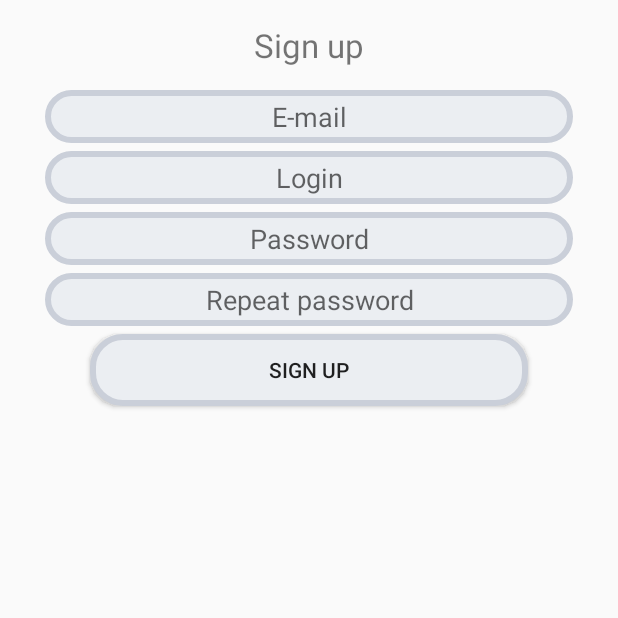
After one commit to Hortmagen21/Flex, an Android app: the Registration screen opened directly, with no data from a screen before it, on a phone screen of 412 x 824 dp, the top half of it. The commit adds this screen. Run offline under Robolectric (Android 15) with nearby library versions, the phone set to English and light mode, and no system bars.

Commit message:
Added Sign in and Sign up activities

```diff
--- a/app/src/main/AndroidManifest.xml
+++ b/app/src/main/AndroidManifest.xml
@@ -17,6 +17,8 @@
                 <category android:name="android.intent.category.LAUNCHER" />
             </intent-filter>
         </activity>
+        <activity android:name=".Registration"/>
+        <activity android:name=".SignIn"/>
     </application>
 
 </manifest>
--- a/app/src/main/java/com/example/flex/MainActivity.kt
+++ b/app/src/main/java/com/example/flex/MainActivity.kt
@@ -28,8 +28,7 @@ class MainActivity : AppCompatActivity() {
                 R.id.action_tv -> selectedFragment = TvFragment()
                 else->selectedFragment=HomeFragment()
             }
-            supportFragmentManager.beginTransaction()
-                .replace(R.id.frame_container, selectedFragment).commit()
+            supportFragmentManager.beginTransaction().replace(R.id.frame_container, selectedFragment).commit()
             true
         }
     }
--- /dev/null
+++ b/app/src/main/java/com/example/flex/Registration.kt
@@ -0,0 +1,22 @@
+package com.example.flex
+
+import android.os.Bundle
+import android.widget.Button
+import androidx.appcompat.app.AppCompatActivity
+
+class Registration : AppCompatActivity() {
+    override fun onCreate(savedInstanceState: Bundle?) {
+        super.onCreate(savedInstanceState)
+        setContentView(R.layout.registration_activity)
+        setActionListener()
+    }
+    fun setActionListener(){
+        var signUp=findViewById<Button>(R.id.sign_up_button)
+        signUp.setOnClickListener{
+            if(signUp.text=="Sign up")
+                signUp.text= 1.toString()
+            else
+                signUp.text=(signUp.text.toString().toInt()+1).toString()
+        }
+    }
+}
--- /dev/null
+++ b/app/src/main/res/drawable/registration_fields.xml
@@ -0,0 +1,24 @@
+<?xml version="1.0" encoding="utf-8"?>
+<selector xmlns:android="http://schemas.android.com/apk/res/android">
+<item android:state_pressed="true">
+    <shape android:shape="rectangle">
+        <corners android:radius="20dp"/>
+        <stroke android:width="4dp" android:color="@color/colorFieldEdges"/>
+        <solid android:color="@color/colorField"/>
+    </shape>
+</item>
+    <item android:state_pressed="false">
+        <shape android:shape="rectangle">
+            <corners android:radius="20dp"/>
+            <stroke android:width="4dp" android:color="@color/colorFieldEdges"/>
+            <solid android:color="@color/colorField"/>
+        </shape>
+    </item>
+    <item>
+        <shape android:shape="rectangle">
+            <corners android:radius="20dp"/>
+            <stroke android:width="4dp" android:color="@color/colorFieldEdges"/>
+            <solid android:color="@color/colorField"/>
+        </shape>
+    </item>
+</selector>
--- /dev/null
+++ b/app/src/main/res/layout/registration_activity.xml
@@ -0,0 +1,85 @@
+<?xml version="1.0" encoding="utf-8"?>
+<LinearLayout xmlns:android="http://schemas.android.com/apk/res/android"
+    xmlns:app="http://schemas.android.com/apk/res-auto"
+    android:layout_width="match_parent"
+    android:layout_height="match_parent"
+    android:orientation="vertical">
+
+    <TextView
+        android:id="@+id/registration_text"
+        android:layout_width="match_parent"
+        android:layout_height="wrap_content"
+        android:layout_marginLeft="30dp"
+        android:layout_marginRight="30dp"
+        android:layout_marginTop="15dp"
+        android:layout_marginBottom="15dp"
+        android:gravity="center"
+        android:text="@string/sign_up"
+        android:textSize="22sp" />
+
+    <EditText
+        android:id="@+id/email"
+        android:layout_width="match_parent"
+        android:layout_height="wrap_content"
+        android:layout_marginLeft="30dp"
+        android:layout_marginRight="30dp"
+        android:layout_marginBottom="5dp"
+        android:ems="10"
+        android:gravity="center"
+        android:hint="@string/email"
+        android:inputType="textEmailAddress"
+        android:padding="5dp"
+        android:background="@drawable/registration_fields"/>
+
+    <EditText
+        android:id="@+id/login"
+        android:layout_width="match_parent"
+        android:layout_height="wrap_content"
+        android:layout_marginLeft="30dp"
+        android:layout_marginRight="30dp"
+        android:layout_marginBottom="5dp"
+        android:ems="10"
+        android:gravity="center"
+        android:hint="@string/login"
+        android:inputType="textPersonName"
+        android:padding="5dp"
+        android:background="@drawable/registration_fields"/>
+
+    <EditText
+        android:id="@+id/password"
+        android:layout_width="match_parent"
+        android:layout_height="wrap_content"
+        android:layout_marginLeft="30dp"
+        android:layout_marginRight="30dp"
+        android:layout_marginBottom="5dp"
+        android:ems="10"
+        android:gravity="center"
+        android:hint="@string/password"
+        android:inputType="textPassword"
+        android:padding="5dp"
+        android:background="@drawable/registration_fields"/>
+
+    <EditText
+        android:id="@+id/repeat_password"
+        android:layout_width="match_parent"
+        android:layout_height="wrap_content"
+        android:layout_marginLeft="30dp"
+        android:layout_marginRight="30dp"
+        android:layout_marginBottom="5dp"
+        android:ems="10"
+        android:gravity="center"
+        android:hint="@string/repeat_password"
+        android:inputType="textPassword"
+        android:padding="5dp"
+        android:background="@drawable/registration_fields"/>
+
+    <Button
+        android:id="@+id/sign_up_button"
+        android:layout_width="match_parent"
+        android:layout_height="wrap_content"
+        android:layout_marginLeft="60dp"
+        android:layout_marginRight="60dp"
+        android:layout_marginBottom="5dp"
+        android:background="@drawable/registration_fields"
+        android:text="@string/sign_up" />
+</LinearLayout>
--- a/app/src/main/res/values/colors.xml
+++ b/app/src/main/res/values/colors.xml
@@ -6,4 +6,8 @@
     <color name="colorMain">#FBFBFF</color>
     <color name="colorSecondary">#FDEDEC</color>
     <color name="colorTretiary">#E9F9F8</color>
+    <color name="colorFieldEdges">#cacfd9</color>
+    <color name="colorField">#ebeef2</color>
+    <color name="registration_button_pressed_edge">#b7bdc9</color>
+    <color name="registration_button_pressed">#dadfe6</color>
 </resources>
--- a/app/src/main/res/values/strings.xml
+++ b/app/src/main/res/values/strings.xml
@@ -1,3 +1,10 @@
 <resources>
     <string name="app_name">Flex</string>
+    <string name="password">Password</string>
+    <string name="repeat_password">Repeat password</string>
+    <string name="login">Login</string>
+    <string name="email">E-mail</string>
+    <string name="sign_up">Sign up</string>
+    <string name="sign_in">Sign in</string>
+    <string name="login_or_email">Login/E-mail</string>
 </resources>
--- a/app/src/main/res/values/styles.xml
+++ b/app/src/main/res/values/styles.xml
@@ -1,7 +1,7 @@
 <resources>
 
     <!-- Base application theme. -->
-    <style name="AppTheme" parent="Theme.AppCompat.Light.DarkActionBar">
+    <style name="AppTheme" parent="Theme.AppCompat.Light.NoActionBar">
         <!-- Customize your theme here. -->
         <item name="colorPrimary">@color/colorPrimary</item>
         <item name="colorPrimaryDark">@color/colorPrimaryDark</item>
--- /dev/null
+++ b/settings.gradle
@@ -0,0 +1,2 @@
+include ':app'
+rootProject.name='Flex'
```
Also changed, not shown: app/src/main/java/com/example/flex/HomeFragment.kt (+9 -3 lines), app/src/main/java/com/example/flex/SignIn.kt (added, +22 -0 lines), app/src/main/res/drawable/registration_buttons.xml (added, +24 -0 lines), app/src/main/res/layout/fragment_home.xml (+6 -1 lines), app/src/main/res/layout/login_activity.xml (added, +54 -0 lines), build.gradle (added, +29 -0 lines), gradle.properties (added, +21 -0 lines), gradle/wrapper/gradle-wrapper.properties (added), 4 other files.
